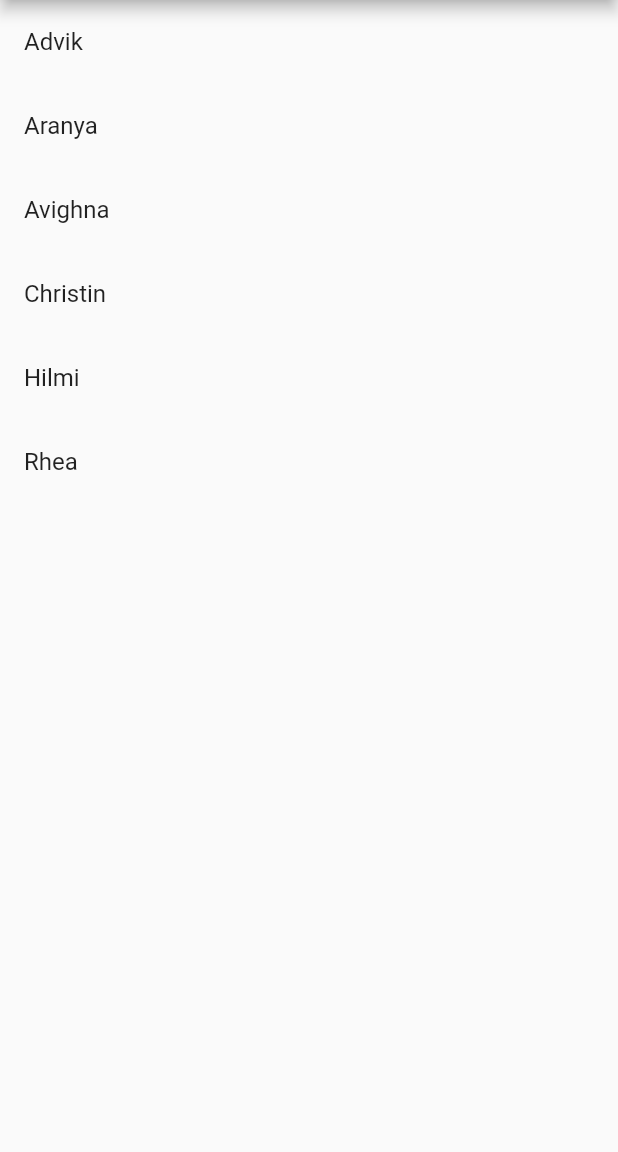
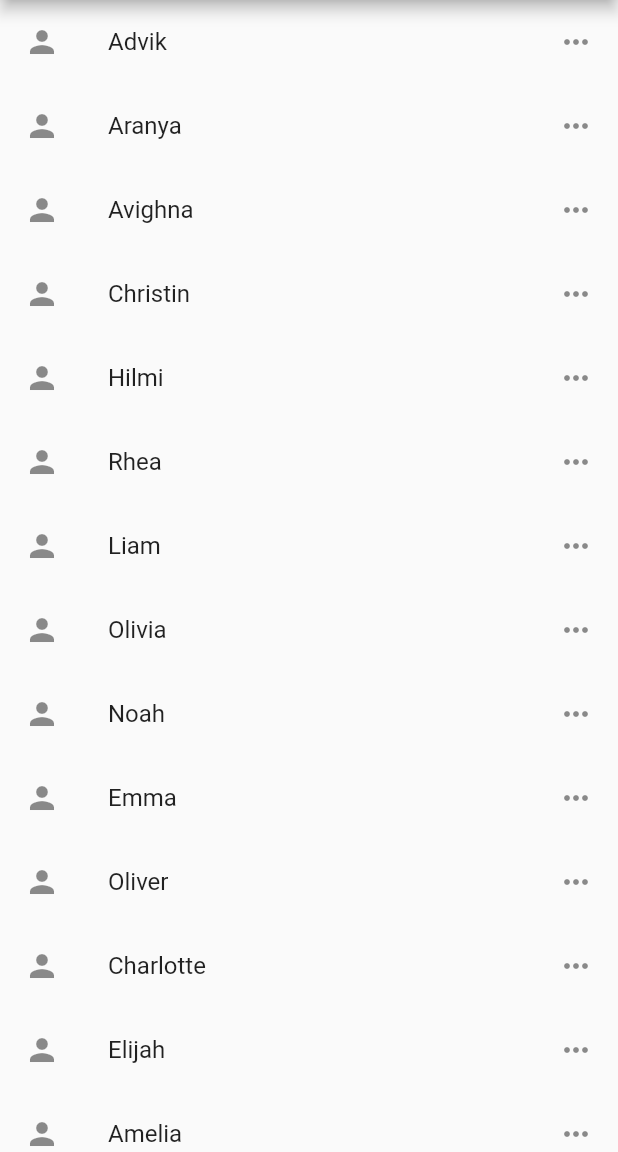
Before and after one commit to aranyagupta/ichack-arch, a Flutter app: the screen it shows after launch, in the side drawer, after a tap on "My Friends", on a phone screen of 412 x 824 dp, the part 84-1236 px from its top. Run offline on Flutter 3.47's test engine with Material 2 defaults, Android fonts, the phone set to English and light mode, and no system bars; Roboto replaces fonts that are missing (Raleway).

Commit message:
Added more friends in database

```diff
--- a/hack_app/lib/data_friends.dart
+++ b/hack_app/lib/data_friends.dart
@@ -1 +1,13 @@
-// In the future: for a bigger friend database
+final List<String> friendList = [
+  "Advik", "Aranya", "Avighna",
+  "Christin", "Hilmi", "Rhea", "Liam",
+  "Olivia", "Noah",	"Emma",
+  "Oliver",	"Charlotte",
+  "Elijah",	"Amelia",
+  "James",	"Ava",
+  "William",	"Sophia",
+  "Benjamin",	"Isabella",
+  "Lucas",	"Mia",
+  "Henry",	"Evelyn",
+  "Theodore",	"Harpe",
+];
--- a/hack_app/lib/friends.dart
+++ b/hack_app/lib/friends.dart
@@ -1,4 +1,5 @@
 import 'package:flutter/material.dart';
+import './data_friends.dart';
 
 class FriendsList extends StatelessWidget {
   const FriendsList({super.key});
@@ -8,21 +9,31 @@ class FriendsList extends StatelessWidget {
   Widget build(BuildContext context) {
     const title = 'My Friends';
 
-    // a list of friends
-    final List<String> friendList = [
-      "Advik", "Aranya", "Avighna",
-      "Christin", "Hilmi", "Rhea"
-    ];
-
     // map a list of friends into a list of widgets
     final List<Widget> friendListWidget = List.generate(
       friendList.length,
         (i) => ListTile(
-          title: Text(friendList[i])
+          // ignore: prefer_const_constructors
+          leading: Icon(Icons.person),
+          title: Text(
+            friendList[i],
+            // ignore: prefer_const_constructors
+            style: TextStyle(
+              fontFamily: "Raleway"
+            ),
+          ),
+          // subtitle:
+          trailing: Row(
+            mainAxisSize: MainAxisSize.min,
+            children: [
+              Icon(Icons.more_horiz)
+            ],
+          )
       )
     );
 
     return MaterialApp(
+      // TO DO: search bar to add friends
       title: title,
       home: Scaffold(
         appBar: AppBar(
```
